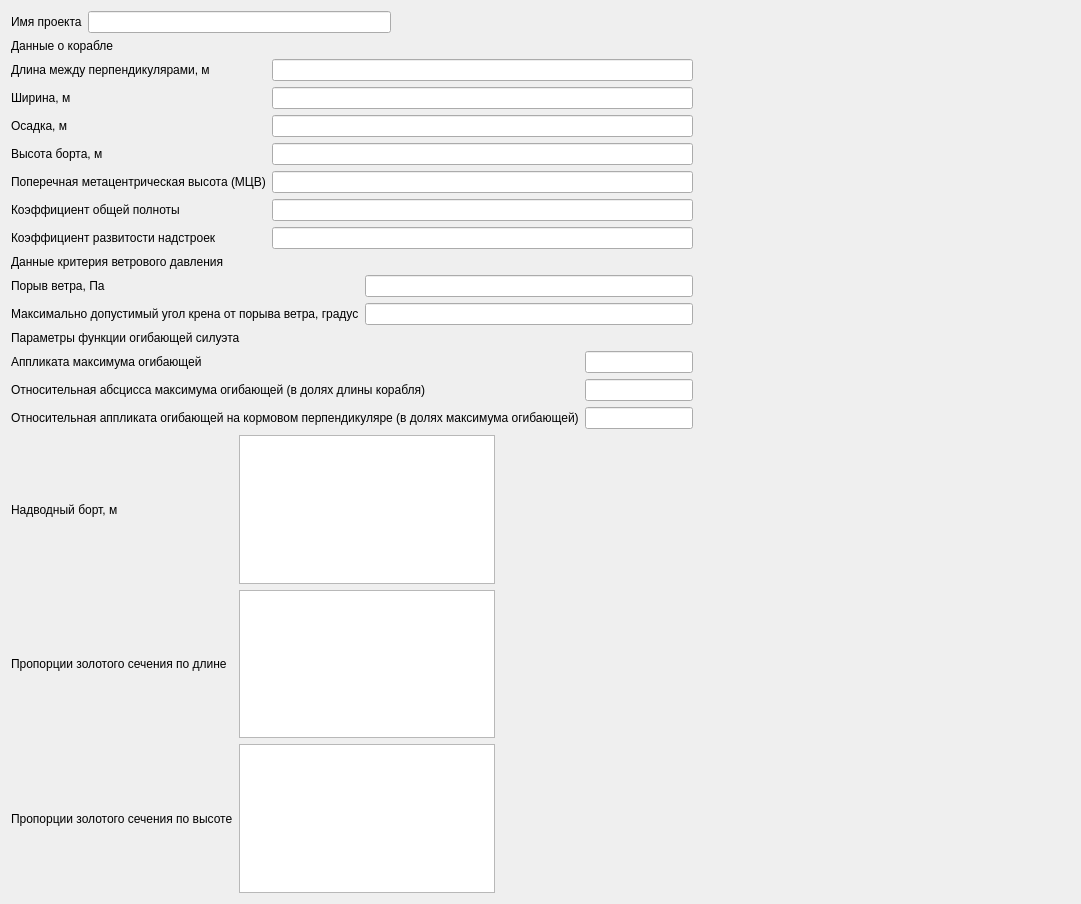
This is gui_for_create_secad/generaldata.ui in baseoleph/secad as Qt 5 draws it before an edit. The edited form follows.
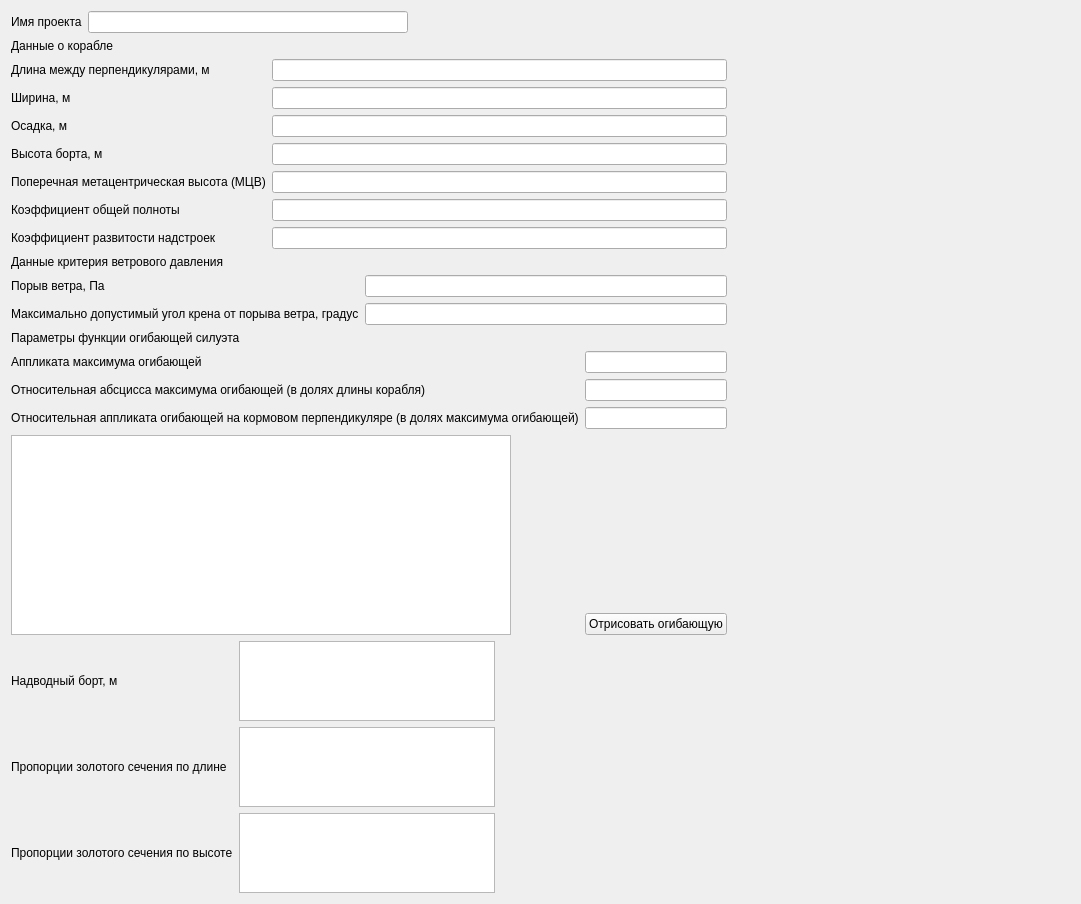
This is the edited form.

Commit message: generaldata: added graphics view

Diff of the .ui file:
```diff
--- a/gui_for_create_secad/generaldata.ui
+++ b/gui_for_create_secad/generaldata.ui
@@ -139,6 +139,46 @@
      <item row="2" column="1">
       <widget class="QLineEdit" name="lineEdit_13"/>
      </item>
+     <item row="3" column="0">
+      <widget class="QGraphicsView" name="graphicsView">
+       <property name="sizePolicy">
+        <sizepolicy hsizetype="Fixed" vsizetype="Fixed">
+         <horstretch>0</horstretch>
+         <verstretch>0</verstretch>
+        </sizepolicy>
+       </property>
+       <property name="minimumSize">
+        <size>
+         <width>500</width>
+         <height>200</height>
+        </size>
+       </property>
+      </widget>
+     </item>
+     <item row="3" column="1">
+      <layout class="QVBoxLayout" name="verticalLayout">
+       <item>
+        <spacer name="verticalSpacer_2">
+         <property name="orientation">
+          <enum>Qt::Vertical</enum>
+         </property>
+         <property name="sizeHint" stdset="0">
+          <size>
+           <width>20</width>
+           <height>40</height>
+          </size>
+         </property>
+        </spacer>
+       </item>
+       <item>
+        <widget class="QPushButton" name="pushButton">
+         <property name="text">
+          <string>Отрисовать огибающую</string>
+         </property>
+        </widget>
+       </item>
+      </layout>
+     </item>
     </layout>
    </item>
    <item row="1" column="0">
```
Left out of the diff: 18 changed lines with no effect on the pictures.
